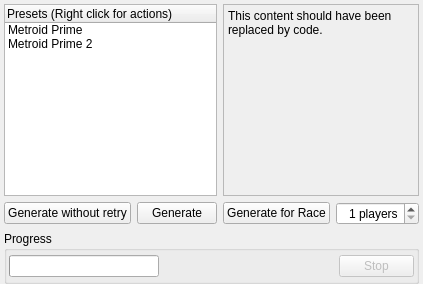
Above: randovania/gui/ui_files/generate_game_widget.ui from randovania/randovania before the change. Below: the same form after it.
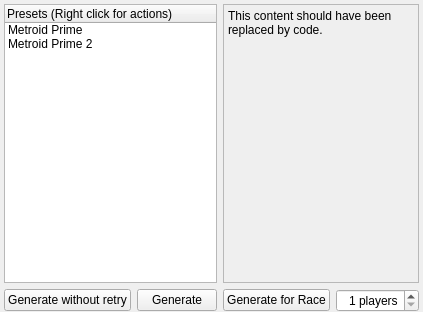
That is the form after the change. Custom widgets are drawn as their Qt base class.

Diff of the .ui file:
```diff
--- a/randovania/gui/ui_files/generate_game_widget.ui
+++ b/randovania/gui/ui_files/generate_game_widget.ui
@@ -1,7 +1,15 @@
 <?xml version="1.0" encoding="UTF-8"?>
 <ui version="4.0">
  <class>GenerateGameWidget</class>
- <widget class="QWidget" name="root">
+ <widget class="QWidget" name="GenerateGameWidget">
+  <property name="geometry">
+   <rect>
+    <x>0</x>
+    <y>0</y>
+    <width>409</width>
+    <height>312</height>
+   </rect>
+  </property>
   <layout class="QGridLayout" name="create_layout">
    <property name="leftMargin">
     <number>4</number>
@@ -15,43 +23,6 @@
    <property name="bottomMargin">
     <number>0</number>
    </property>
-   <item row="4" column="0">
-    <widget class="QPushButton" name="create_generate_no_retry_button">
-     <property name="text">
-      <string>Generate without retry</string>
-     </property>
-    </widget>
-   </item>
-   <item row="4" column="2">
-    <widget class="QPushButton" name="create_generate_race_button">
-     <property name="text">
-      <string>Generate for Race</string>
-     </property>
-    </widget>
-   </item>
-   <item row="4" column="1">
-    <widget class="QPushButton" name="create_generate_button">
-     <property name="text">
-      <string>Generate</string>
-     </property>
-    </widget>
-   </item>
-   <item row="4" column="3">
-    <widget class="QSpinBox" name="num_players_spin_box">
-     <property name="cursor">
-      <cursorShape>ArrowCursor</cursorShape>
-     </property>
-     <property name="alignment">
-      <set>Qt::AlignRight|Qt::AlignTrailing|Qt::AlignVCenter</set>
-     </property>
-     <property name="suffix">
-      <string> players</string>
-     </property>
-     <property name="minimum">
-      <number>1</number>
-     </property>
-    </widget>
-   </item>
    <item row="2" column="0" colspan="2">
     <widget class="PresetTreeWidget" name="create_preset_tree">
      <property name="sizePolicy">
@@ -102,108 +73,27 @@
      </item>
     </widget>
    </item>
-   <item row="5" column="0" colspan="4">
-    <widget class="QGroupBox" name="progress_box">
-     <property name="sizePolicy">
-      <sizepolicy hsizetype="Preferred" vsizetype="Fixed">
-       <horstretch>0</horstretch>
-       <verstretch>0</verstretch>
-      </sizepolicy>
+   <item row="4" column="2">
+    <widget class="QPushButton" name="create_generate_race_button">
+     <property name="text">
+      <string>Generate for Race</string>
      </property>
-     <property name="title">
-      <string>Progress</string>
+    </widget>
+   </item>
+   <item row="4" column="3">
+    <widget class="QSpinBox" name="num_players_spin_box">
+     <property name="cursor">
+      <cursorShape>ArrowCursor</cursorShape>
      </property>
-     <layout class="QGridLayout" name="progress_box_layout">
-      <property name="leftMargin">
-       <number>2</number>
-      </property>
-      <property name="topMargin">
-       <number>4</number>
-      </property>
-      <property name="rightMargin">
-       <number>2</number>
-      </property>
-      <property name="bottomMargin">
-       <number>4</number>
-      </property>
-      <item row="0" column="3">
-       <widget class="QPushButton" name="stop_background_process_button">
-        <property name="enabled">
-         <bool>false</bool>
-        </property>
-        <property name="sizePolicy">
-         <sizepolicy hsizetype="Fixed" vsizetype="Fixed">
-          <horstretch>0</horstretch>
-          <verstretch>0</verstretch>
-         </sizepolicy>
-        </property>
-        <property name="maximumSize">
-         <size>
-          <width>75</width>
-          <height>16777215</height>
-         </size>
-        </property>
-        <property name="text">
-         <string>Stop</string>
-        </property>
-        <property name="checkable">
-         <bool>false</bool>
-        </property>
-        <property name="flat">
-         <bool>false</bool>
-        </property>
-       </widget>
-      </item>
-      <item row="0" column="0" colspan="2">
-       <widget class="QProgressBar" name="progress_bar">
-        <property name="minimumSize">
-         <size>
-          <width>150</width>
-          <height>0</height>
-         </size>
-        </property>
-        <property name="maximumSize">
-         <size>
-          <width>150</width>
-          <height>16777215</height>
-         </size>
-        </property>
-        <property name="value">
-         <number>0</number>
-        </property>
-        <property name="textVisible">
-         <bool>false</bool>
-        </property>
-        <property name="invertedAppearance">
-         <bool>false</bool>
-        </property>
-       </widget>
-      </item>
-      <item row="0" column="2">
-       <widget class="QLabel" name="progress_label">
-        <property name="sizePolicy">
-         <sizepolicy hsizetype="Expanding" vsizetype="Preferred">
-          <horstretch>0</horstretch>
-          <verstretch>0</verstretch>
-         </sizepolicy>
-        </property>
-        <property name="font">
-         <font>
-          <pointsize>7</pointsize>
-         </font>
-        </property>
-        <property name="text">
-         <string/>
-        </property>
-        <property name="alignment">
-         <set>Qt::AlignLeading|Qt::AlignLeft|Qt::AlignVCenter</set>
-        </property>
-        <property name="wordWrap">
-         <bool>true</bool>
-        </property>
-       </widget>
-      </item>
-     </layout>
+     <property name="alignment">
+      <set>Qt::AlignRight|Qt::AlignTrailing|Qt::AlignVCenter</set>
+     </property>
+     <property name="suffix">
+      <string> players</string>
+     </property>
+     <property name="minimum">
+      <number>1</number>
+     </property>
     </widget>
    </item>
    <item row="2" column="2" colspan="2">
@@ -216,8 +106,8 @@
        <rect>
         <x>0</x>
         <y>0</y>
-        <width>302</width>
-        <height>442</height>
+        <width>196</width>
+        <height>281</height>
        </rect>
       </property>
       <layout class="QVBoxLayout" name="create_scroll_area_layout">
@@ -262,6 +152,20 @@
      </widget>
     </widget>
    </item>
+   <item row="4" column="0">
+    <widget class="QPushButton" name="create_generate_no_retry_button">
+     <property name="text">
+      <string>Generate without retry</string>
+     </property>
+    </widget>
+   </item>
+   <item row="4" column="1">
+    <widget class="QPushButton" name="create_generate_button">
+     <property name="text">
+      <string>Generate</string>
+     </property>
+    </widget>
+   </item>
   </layout>
  </widget>
  <layoutdefault spacing="6" margin="11"/>
@@ -271,18 +175,6 @@
    <extends>QTreeWidget</extends>
    <header location="global">randovania/gui/lib/preset_tree_widget.h</header>
   </customwidget>
-  <customwidget>
-   <class>RandovaniaHelpWidget</class>
-   <extends>QTabWidget</extends>
-   <header>randovania/gui/widgets/randovania_help_widget.h</header>
-   <container>1</container>
-  </customwidget>
-  <customwidget>
-   <class>GamesHelpWidget</class>
-   <extends>QTabWidget</extends>
-   <header>randovania/gui/widgets/games_help_widget.h</header>
-   <container>1</container>
-  </customwidget>
  </customwidgets>
  <resources/>
  <connections/>
```
